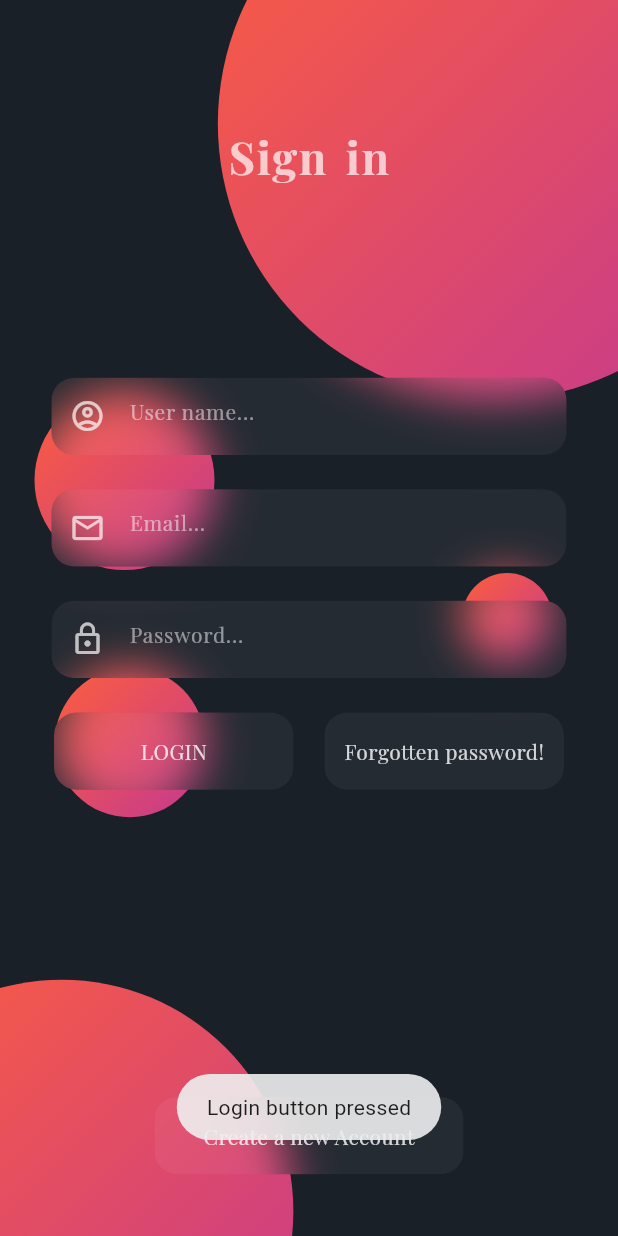
After one commit to OMARALSAIED/Ecommerce-App, a Flutter app: the anmation_login screen opened directly, after a tap on "LOGIN", on a phone screen of 412 x 824 dp. The commit adds this screen. Run offline on Flutter 3.47's test engine with Material 3 defaults, Android fonts, the phone set to English and light mode, and no system bars; our stand-ins replace flutter_screenutil, fluttertoast, get, google_fonts, shared_preferences; accounts and stored records are empty; project files that could hold a hidden picture were left out.

Commit message:
Create logo and login page

```diff
--- a/lib/core/constant/colors.dart
+++ b/lib/core/constant/colors.dart
@@ -5,4 +5,5 @@ class APPColors {
   // static const  Color primaryColor = Color(0xff5DB1DF);
   static const  Color backgroundColor = Color(0xffF8F9FD);
   static const Color primaryColor = Color(0xffF2786D);
+   static const Color kBlue = Colors.blue;
 }
--- a/lib/core/constant/routes_name.dart
+++ b/lib/core/constant/routes_name.dart
@@ -1,3 +1,4 @@
 class Approutes {
   static const String login = '/login';
+  static const String onBoarding = '/onboarding';
 }
--- a/lib/core/constant/styles.dart
+++ b/lib/core/constant/styles.dart
@@ -14,9 +14,9 @@ abstract class Styles {
   static const textstyle30 =
       TextStyle(fontSize: 30, fontWeight: FontWeight.normal);
 
-  static const textstyle14 = TextStyle(
-    fontSize: 14,
-    fontWeight: FontWeight.normal,
+  static const textstyle17Bold = TextStyle(
+    fontSize: 17,
+    fontWeight: FontWeight.bold,
   );
 
   static const textstyle13 = TextStyle(
--- a/lib/core/localization/translation.dart
+++ b/lib/core/localization/translation.dart
@@ -4,6 +4,8 @@ class MyTranslation extends Translations {
   @override
   Map<String, Map<String, String>> get keys => {
         'ar': {'1': 'أختر اللغة'},
-        'en': {'1': 'Choose Lnaguage'}
+        'en': {'1': 'Choose Lnaguage'},
+        // 'ar': {'2': 'مرحبا بعودتك'},
+        // 'en': {'2': 'Welcome Back'}
       };
 }
--- a/lib/main.dart
+++ b/lib/main.dart
@@ -1,3 +1,4 @@
+import 'package:ecommerce/core/localization/changelocal.dart';
 import 'package:ecommerce/core/localization/translation.dart';
 import 'package:ecommerce/core/services/services.dart';
 import 'package:ecommerce/routes.dart';
@@ -19,10 +20,12 @@ class MyApp extends StatelessWidget {
   // This widget is the root of your application.
   @override
   Widget build(BuildContext context) {
+    LoacleController controller = Get.put(LoacleController());
     return GetMaterialApp(
       translations: MyTranslation(),
       debugShowCheckedModeBanner: false,
       title: 'Flutter Demo',
+      locale: controller.language,
       theme: ThemeData(
         textTheme: GoogleFonts.playfairDisplayTextTheme(),
       ),
--- a/lib/routes.dart
+++ b/lib/routes.dart
@@ -1,9 +1,11 @@
 
 import 'package:ecommerce/core/constant/routes_name.dart';
 import 'package:ecommerce/views/screens/auth/login.dart';
+import 'package:ecommerce/views/screens/onboarding.dart';
 import 'package:flutter/material.dart';
 
 Map<String, Widget Function(BuildContext)> routes =
 {
-  Approutes.login : (context)=>const Login()
+  Approutes.login : (context)=>const Login(),
+  Approutes.onBoarding : (context)=>const OnBoarding()
 };
--- /dev/null
+++ b/lib/views/widgets/auth/Login/anmation_login.dart
@@ -0,0 +1,303 @@
+import 'package:ecommerce/views/widgets/auth/Login/custom_text_feild_com1.dart';
+import 'package:flutter/material.dart';
+import 'package:flutter/services.dart';
+import 'dart:async';
+import 'dart:ui';
+import 'package:fluttertoast/fluttertoast.dart';
+
+class anmation_login extends StatefulWidget {
+  @override
+  _anmation_loginState createState() => _anmation_loginState();
+}
+
+class _anmation_loginState extends State<anmation_login>
+    with TickerProviderStateMixin {
+  late AnimationController controller1;
+  late AnimationController controller2;
+  late Animation<double> animation1;
+  late Animation<double> animation2;
+  late Animation<double> animation3;
+  late Animation<double> animation4;
+
+  @override
+  void initState() {
+    super.initState();
+
+    controller1 = AnimationController(
+      vsync: this,
+      duration: Duration(
+        seconds: 5,
+      ),
+    );
+    animation1 = Tween<double>(begin: .1, end: .15).animate(
+      CurvedAnimation(
+        parent: controller1,
+        curve: Curves.easeInOut,
+      ),
+    )
+      ..addListener(() {
+        setState(() {});
+      })
+      ..addStatusListener((status) {
+        if (status == AnimationStatus.completed) {
+          controller1.reverse();
+        } else if (status == AnimationStatus.dismissed) {
+          controller1.forward();
+        }
+      });
+    animation2 = Tween<double>(begin: .02, end: .04).animate(
+      CurvedAnimation(
+        parent: controller1,
+        curve: Curves.easeInOut,
+      ),
+    )..addListener(() {
+        setState(() {});
+      });
+
+    controller2 = AnimationController(
+      vsync: this,
+      duration: Duration(
+        seconds: 5,
+      ),
+    );
+    animation3 = Tween<double>(begin: .41, end: .38).animate(CurvedAnimation(
+      parent: controller2,
+      curve: Curves.easeInOut,
+    ))
+      ..addListener(() {
+        setState(() {});
+      })
+      ..addStatusListener((status) {
+        if (status == AnimationStatus.completed) {
+          controller2.reverse();
+        } else if (status == AnimationStatus.dismissed) {
+          controller2.forward();
+        }
+      });
+    animation4 = Tween<double>(begin: 170, end: 190).animate(
+      CurvedAnimation(
+        parent: controller2,
+        curve: Curves.easeInOut,
+      ),
+    )..addListener(() {
+        setState(() {});
+      });
+
+    Timer(Duration(milliseconds: 2500), () {
+      controller1.forward();
+    });
+
+    controller2.forward();
+  }
+
+  @override
+  void dispose() {
+    controller1.dispose();
+    controller2.dispose();
+    super.dispose();
+  }
+
+  @override
+  Widget build(BuildContext context) {
+    Size size = MediaQuery.of(context).size;
+    return Scaffold(
+      backgroundColor: Color(0xff192028),
+      body: ScrollConfiguration(
+        behavior: MyBehavior(),
+        child: SingleChildScrollView(
+          child: SizedBox(
+            height: size.height,
+            child: Stack(
+              children: [
+                Positioned(
+                  top: size.height * (animation2.value + .58),
+                  left: size.width * .21,
+                  child: CustomPaint(
+                    painter: MyPainter(50),
+                  ),
+                ),
+                Positioned(
+                  top: size.height * .98,
+                  left: size.width * .1,
+                  child: CustomPaint(
+                    painter: MyPainter(animation4.value - 30),
+                  ),
+                ),
+                Positioned(
+                  top: size.height * .5,
+                  left: size.width * (animation2.value + .8),
+                  child: CustomPaint(
+                    painter: MyPainter(30),
+                  ),
+                ),
+                Positioned(
+                  top: size.height * animation3.value,
+                  left: size.width * (animation1.value + .1),
+                  child: CustomPaint(
+                    painter: MyPainter(60),
+                  ),
+                ),
+                Positioned(
+                  top: size.height * .1,
+                  left: size.width * .8,
+                  child: CustomPaint(
+                    painter: MyPainter(animation4.value),
+                  ),
+                ),
+                Column(
+                  children: [
+                    Expanded(
+                      flex: 5,
+                      child: Padding(
+                        padding: EdgeInsets.only(top: size.height * .1),
+                        child: Text(
+                          'Sign in',
+                          style: TextStyle(
+                            color: Colors.white.withOpacity(.7),
+                            fontSize: 30,
+                            fontWeight: FontWeight.bold,
+                            letterSpacing: 1,
+                            wordSpacing: 4,
+                          ),
+                        ),
+                      ),
+                    ),
+                    Expanded(
+                      flex: 7,
+                      child: Column(
+                        mainAxisAlignment: MainAxisAlignment.spaceEvenly,
+                        children: [
+                          Custom_text_feild(
+                              context: context,
+                              icon: Icons.account_circle_outlined,
+                              hintText: 'User name...',
+                              isPassword: false,
+                              isEmail: false),
+                          Custom_text_feild(
+                              context: context,
+                              icon: Icons.email_outlined,
+                              hintText: 'Email...',
+                              isPassword: false,
+                              isEmail: true),
+                          Custom_text_feild(
+                              context: context,
+                              icon: Icons.lock_outline,
+                              hintText: 'Password...',
+                              isPassword: true,
+                              isEmail: false),
+                          Row(
+                            mainAxisAlignment: MainAxisAlignment.center,
+                            children: [
+                              component2(
+                                'LOGIN',
+                                2.58,
+                                () {
+                                  HapticFeedback.lightImpact();
+                                  Fluttertoast.showToast(
+                                      msg: 'Login button pressed');
+                                },
+                              ),
+                              SizedBox(width: size.width / 20),
+                              component2(
+                                'Forgotten password!',
+                                2.58,
+                                () {
+                                  HapticFeedback.lightImpact();
+                                  Fluttertoast.showToast(
+                                      msg: 'Forgotten password button pressed');
+                                },
+                              ),
+                            ],
+                          ),
+                        ],
+                      ),
+                    ),
+                    Expanded(
+                      flex: 6,
+                      child: Column(
+                        mainAxisAlignment: MainAxisAlignment.end,
+                        children: [
+                          component2(
+                            'Create a new Account',
+                            2,
+                            () {
+
+                            },
+                          ),
+                          SizedBox(height: size.height * .05),
+                        ],
+                      ),
+                    ),
+                  ],
+                ),
+              ],
+            ),
+          ),
+        ),
+      ),
+    );
+  }
+
+  Widget component2(String string, double width, VoidCallback voidCallback) {
+    Size size = MediaQuery.of(context).size;
+    return ClipRRect(
+      borderRadius: BorderRadius.circular(15),
+      child: BackdropFilter(
+        filter: ImageFilter.blur(sigmaY: 15, sigmaX: 15),
+        child: InkWell(
+          highlightColor: Colors.transparent,
+          splashColor: Colors.transparent,
+          onTap: voidCallback,
+          child: Container(
+            height: size.width / 8,
+            width: size.width / width,
+            alignment: Alignment.center,
+            decoration: BoxDecoration(
+              color: Colors.white.withOpacity(.05),
+              borderRadius: BorderRadius.circular(15),
+            ),
+            child: Text(
+              string,
+              style: TextStyle(color: Colors.white.withOpacity(.8)),
+            ),
+          ),
+        ),
+      ),
+    );
+  }
+}
+
+
+
+class MyPainter extends CustomPainter {
+  final double radius;
+
+  MyPainter(this.radius);
+
+  @override
+  void paint(Canvas canvas, Size size) {
+    final paint = Paint()
+      ..shader = LinearGradient(
+              colors: [Color(0xffFD5E3D), Color(0xffC43990)],
+              begin: Alignment.topLeft,
+              end: Alignment.bottomRight)
+          .createShader(Rect.fromCircle(
+        center: Offset(0, 0),
+        radius: radius,
+      ));
+
+    canvas.drawCircle(Offset.zero, radius, paint);
+  }
+
+  @override
+  bool shouldRepaint(covariant CustomPainter oldDelegate) {
+    return true;
+  }
+}
+
+class MyBehavior extends ScrollBehavior {
+  @override
+  Widget buildViewportChrome(
+          BuildContext context, Widget child, AxisDirection axisDirection) =>
+      child;
+}
--- /dev/null
+++ b/lib/views/widgets/auth/Login/custom_text_feild_com1.dart
@@ -0,0 +1,62 @@
+import 'dart:ui';
+
+import 'package:flutter/material.dart';
+
+class Custom_text_feild extends StatelessWidget {
+  const Custom_text_feild({
+    super.key,
+    required this.context,
+    required this.icon,
+    required this.hintText,
+    required this.isPassword,
+    required this.isEmail,
+  });
+
+  final BuildContext context;
+  final IconData icon;
+  final String hintText;
+  final bool isPassword;
+  final bool isEmail;
+
+  @override
+  Widget build(BuildContext context) {
+    Size size = MediaQuery.of(context).size;
+    return ClipRRect(
+      borderRadius: BorderRadius.circular(15),
+      child: BackdropFilter(
+        filter: ImageFilter.blur(
+          sigmaY: 15,
+          sigmaX: 15,
+        ),
+        child: Container(
+          height: size.width / 8,
+          width: size.width / 1.2,
+          alignment: Alignment.center,
+          padding: EdgeInsets.only(right: size.width / 30),
+          decoration: BoxDecoration(
+            color: Colors.white.withOpacity(.05),
+            borderRadius: BorderRadius.circular(15),
+          ),
+          child: TextField(
+            style: TextStyle(color: Colors.white.withOpacity(.8)),
+            cursorColor: Colors.white,
+            obscureText: isPassword,
+            keyboardType:
+                isEmail ? TextInputType.emailAddress : TextInputType.text,
+            decoration: InputDecoration(
+              prefixIcon: Icon(
+                icon,
+                color: Colors.white.withOpacity(.7),
+              ),
+              border: InputBorder.none,
+              hintMaxLines: 1,
+              hintText: hintText,
+              hintStyle:
+                  TextStyle(fontSize: 14, color: Colors.white.withOpacity(.5)),
+            ),
+          ),
+        ),
+      ),
+    );
+  }
+}
--- a/pubspec.yaml
+++ b/pubspec.yaml
@@ -39,9 +39,10 @@ dependencies:
 
 dev_dependencies:
   flutter_lints: ^3.0.0
+  flutter_screenutil: ^5.9.3
   flutter_test:
     sdk: flutter
-
+  fluttertoast: ^8.2.6
 
 # For information on the generic Dart part of this file, see the
 # following page: https://dart.dev/tools/pub/pubspec
```
Also changed, not shown: lib/core/constant/imagesassets.dart (+3 -4 lines), lib/core/localization/changelocal.dart (+27 -0 lines), lib/views/screens/auth/login.dart (+55 -5 lines), lib/views/screens/language.dart (+15 -6 lines), lib/views/widgets/auth/Login/logo_auth.dart (added, +11 -0 lines), lib/views/widgets/auth/Login/text_form_app.dart (added, +82 -0 lines), assets/images/logo.png (added), pubspec.lock.
